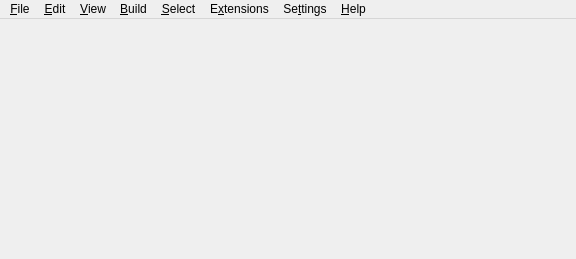
Qt form avogadro/mainwindow.ui (OpenChemistry/avogadroapp) before a commit.
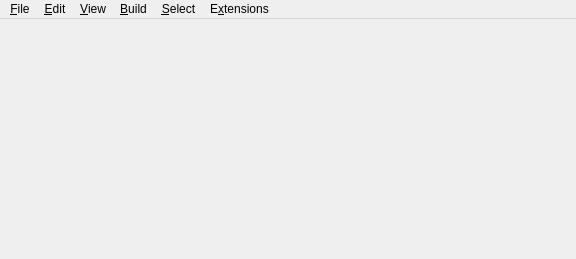
The same form after that commit. Icons and pictures are not drawn.

Commit message: Remove some menus from the UI - should fix some problems.

Patch:
```diff
--- a/avogadro/mainwindow.ui
+++ b/avogadro/mainwindow.ui
@@ -27,19 +27,6 @@
      <height>22</height>
     </rect>
    </property>
-   <widget class="QMenu" name="menuHelp">
-    <property name="title">
-     <string>&amp;Help</string>
-    </property>
-    <addaction name="actionAbout"/>
-    <addaction name="separator"/>
-    <addaction name="actionAvogadro_Help"/>
-    <addaction name="actionFAQ"/>
-    <addaction name="actionAvogadro_Forum"/>
-    <addaction name="separator"/>
-    <addaction name="actionReport_a_Bug"/>
-    <addaction name="actionAvogadro_Website"/>
-   </widget>
    <widget class="QMenu" name="menuFile">
     <property name="title">
      <string>&amp;File</string>
@@ -57,12 +44,6 @@
     <addaction name="separator"/>
     <addaction name="actionQuit"/>
    </widget>
-   <widget class="QMenu" name="menuSettings">
-    <property name="title">
-     <string>Se&amp;ttings</string>
-    </property>
-    <addaction name="configureAvogadroAction"/>
-   </widget>
    <widget class="QMenu" name="menuBuild">
     <property name="title">
      <string>&amp;Build</string>
@@ -104,8 +85,6 @@
    <addaction name="menuBuild"/>
    <addaction name="menuSelect"/>
    <addaction name="menuExtensions"/>
-   <addaction name="menuSettings"/>
-   <addaction name="menuHelp"/>
   </widget>
   <action name="actionOpen">
    <property name="text">
```
Left out of the diff: 3 changed lines with no effect on the pictures. The commit also changes 1 other file.
